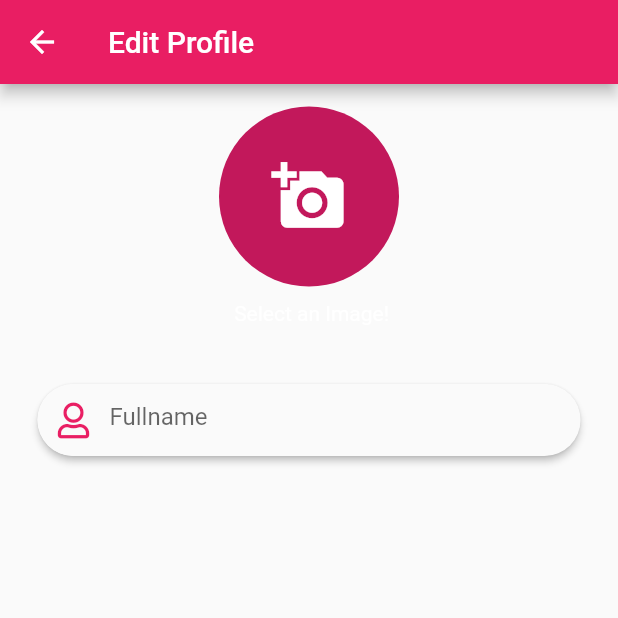
After one commit to qlicue-digital-agency-ltd/aunty-rafiki, a Flutter app: the EditProfilePage screen opened by its route, on a phone screen of 412 x 824 dp, the top half of it. The commit adds this screen. Run offline on Flutter 3.47's test engine with Material 2 defaults, Android fonts, the light colour scheme and no system bars; our stand-ins replace audioplayers, cloud_firestore, date_time_picker, firebase_auth, firebase_core, font_awesome_flutter and 6 more; accounts and stored records are empty.

Commit message:
edit pofile

```diff
--- a/lib/App.dart
+++ b/lib/App.dart
@@ -4,6 +4,7 @@ import 'package:aunty_rafiki/views/pages/appointment_page.dart';
 import 'package:aunty_rafiki/views/pages/chat_room_page.dart';
 import 'package:aunty_rafiki/views/pages/confirm_code_page.dart';
 import 'package:aunty_rafiki/views/pages/daily_appointments.dart';
+import 'package:aunty_rafiki/views/pages/edit_profile_page.dart';
 import 'package:aunty_rafiki/views/pages/group/create_group_page.dart';
 import 'package:aunty_rafiki/views/pages/group/select_contact_page.dart';
 import 'package:aunty_rafiki/views/pages/home_page.dart';
@@ -44,7 +45,8 @@ class App extends StatelessWidget {
                   confirmationPage: (_) => ConfirmResetCodePage(),
                   selectContactsPage: (_) => SelectContactPage(),
                   createGroupPage: (_) => CreateGroupPage(),
-                   profilePage: (_) => ProfilePage(),
+                  profilePage: (_) => ProfilePage(),
+                  editProfilePage: (_) => EditProfilePage(),
                 },
               );
               break;
--- a/lib/constants/routes/routes.dart
+++ b/lib/constants/routes/routes.dart
@@ -7,3 +7,4 @@ const confirmationPage = "/confirmationPage";
 const selectContactsPage = "/selectContactsPage";
 const createGroupPage = "/createGroupPage";
 const profilePage = "/profilePage";
+const editProfilePage = "/editProfilePage";
--- a/lib/providers/auth_provider.dart
+++ b/lib/providers/auth_provider.dart
@@ -1,7 +1,10 @@
+import 'dart:io';
+
 import 'package:cloud_firestore/cloud_firestore.dart';
 import 'package:firebase_auth/firebase_auth.dart';
 import 'package:firebase_core/firebase_core.dart';
 import 'package:flutter/material.dart';
+import 'package:image_picker/image_picker.dart';
 import 'package:intl_phone_field/phone_number.dart';
 
 class AuthProvider with ChangeNotifier {
@@ -12,12 +15,13 @@ class AuthProvider with ChangeNotifier {
   bool _isCodeSent = false;
   String _verificationId;
   PhoneNumber _phoneNumber;
+
+  File _pickedImage, file;
   AuthProvider() {
     initializeFlutterFire();
   }
 
   void initializeFlutterFire() async {
-
     try {
       // Wait for Firebase to initialize and set `_initialized` state to true
       await Firebase.initializeApp();
@@ -54,6 +58,7 @@ class AuthProvider with ChangeNotifier {
   PhoneNumber get phoneNumber => _phoneNumber;
   bool get isLoggedIn => _isLoggedIn;
   bool get isCodeSent => _isCodeSent;
+  File get pickedImage => _pickedImage;
 
   ///sigin user....
   Future<UserCredential> signIn({@required smsCode}) async {
@@ -128,7 +133,6 @@ class AuthProvider with ChangeNotifier {
   }
 
   saveUserToFirestore({@required UserCredential userCredential}) {
-
     CollectionReference users = FirebaseFirestore.instance.collection('users');
 
     users.doc(userCredential.user.uid).set({
@@ -140,4 +144,18 @@ class AuthProvider with ChangeNotifier {
       'groups': []
     });
   }
+
+  //file pickers
+  void chooseAmImage() async {
+    file = await ImagePicker.pickImage(source: ImageSource.gallery);
+
+    _pickedImage = file;
+// file = await ImagePicker.pickImage(source: ImageSource.gallery);
+    notifyListeners();
+  }
+
+  void resetImage() {
+    _pickedImage = null;
+    notifyListeners();
+  }
 }
--- a/lib/views/components/cards/more_menu_card.dart
+++ b/lib/views/components/cards/more_menu_card.dart
@@ -19,13 +19,15 @@ class MoreMenuCard extends StatelessWidget {
       : super(key: key);
   @override
   Widget build(BuildContext context) {
-    return Container(
+    return InkWell(
+      onTap: onTap,
+      child: Material(
+        elevation: 2,
+        child: Container(
           height: MediaQuery.of(context).size.height / 4,
           child: Stack(
             children: <Widget>[
-          InkWell(
-            onTap: onTap,
-            child: Container(
+              Container(
                   padding: const EdgeInsets.all(8.0),
                   height: MediaQuery.of(context).size.height / 4,
                   decoration: BoxDecoration(
@@ -38,7 +40,6 @@ class MoreMenuCard extends StatelessWidget {
                       height: MediaQuery.of(context).size.height / 16,
                     ),
                   )),
-          ),
               data != null
                   ? Padding(
                       padding: const EdgeInsets.all(8.0),
@@ -72,6 +73,8 @@ class MoreMenuCard extends StatelessWidget {
               )
             ],
           ),
+        ),
+      ),
     );
   }
 }
--- /dev/null
+++ b/lib/views/components/text-field/label_text_field.dart
@@ -0,0 +1,83 @@
+import 'package:flutter/material.dart';
+
+typedef LabelTextfieldOnChange = Function(String);
+
+class LabelTextfield extends StatelessWidget {
+  final String hitText;
+  final String labelText;
+  final int maxLines;
+  final String message;
+  final String prefix;
+  final String surfix;
+  final IconData prefixIcon;
+  final TextInputType keyboardType;
+  final LabelTextfieldOnChange onChange;
+  final GlobalKey<FormFieldState> formFieldKey;
+  final double extraPadding;
+
+  final FocusNode focusNode;
+
+  final TextEditingController textEditingController;
+
+  LabelTextfield(
+      {Key key,
+      @required this.hitText,
+      @required this.labelText,
+      @required this.focusNode,
+      @required this.textEditingController,
+      @required this.maxLines,
+      @required this.message,
+      @required this.keyboardType,
+      this.prefix,
+      this.prefixIcon,
+      this.surfix,
+      this.onChange,
+      this.formFieldKey,
+      this.extraPadding = 0.0})
+      : super(key: key);
+
+  @override
+  Widget build(BuildContext context) {
+    return Material(
+      elevation: 2.0,
+      borderRadius: BorderRadius.all(Radius.circular(30)),
+      child: Padding(
+        padding: EdgeInsets.all(extraPadding),
+        child: TextFormField(
+          onChanged: onChange,
+          keyboardType: keyboardType,
+          focusNode: focusNode,
+          key: formFieldKey,
+          controller: textEditingController,
+          maxLines: maxLines,
+          decoration: InputDecoration(
+            prefix: prefix != null ? Text(prefix) : null,
+            suffix: surfix != null ? Text(surfix) : null,
+            prefixIcon: prefixIcon != null
+                ? Material(
+                    elevation: 0,
+                    borderRadius: BorderRadius.all(Radius.circular(30)),
+                    child: Icon(
+                      prefixIcon,
+                      color: Theme.of(context).primaryColor,
+                    ),
+                  )
+                : null,
+            hintText: hitText,
+            labelText: labelText,
+            border: InputBorder.none,
+          ),
+          validator: (value) {
+            if (message != null) {
+              if (value.isEmpty) {
+                return "\t\t\t\t\t\t\t\t\t\t\t\t\t\t" + message;
+              } else
+                return null;
+            } else
+              return null;
+          },
+        ),
+      ),
+    );
+  }
+}
--- /dev/null
+++ b/lib/views/pages/edit_profile_page.dart
@@ -0,0 +1,89 @@
+import 'package:aunty_rafiki/providers/auth_provider.dart';
+import 'package:aunty_rafiki/views/components/text-field/label_text_field.dart';
+import 'package:flutter/material.dart';
+import 'package:font_awesome_flutter/font_awesome_flutter.dart';
+import 'package:provider/provider.dart';
+
+class EditProfilePage extends StatefulWidget {
+  @override
+  _EditProfilePageState createState() => _EditProfilePageState();
+}
+
+class _EditProfilePageState extends State<EditProfilePage> {
+  final FocusNode _fullnameFocusNode = FocusNode();
+
+  TextEditingController _fullnameController = TextEditingController();
+
+  @override
+  Widget build(BuildContext context) {
+    final _authProvider = Provider.of<AuthProvider>(context);
+    return Scaffold(
+      appBar: AppBar(title: Text('Edit Profile')),
+      body: SingleChildScrollView(
+          child: Column(
+        children: [
+          Center(
+              child: InkWell(
+            onTap: () {
+              _authProvider.chooseAmImage();
+            },
+            child: Container(
+              height: 180,
+              width: MediaQuery.of(context).size.width / 2,
+              child: Center(
+                child: Column(
+                  children: <Widget>[
+                    SizedBox(
+                      height: 15,
+                    ),
+                    _authProvider.pickedImage == null
+                        ? CircleAvatar(
+                            radius: 60,
+                            child: Center(
+                              child: Icon(
+                                Icons.add_a_photo,
+                                size: 50,
+                                color: Colors.white,
+                              ),
+                            ),
+                          )
+                        : Container(
+                            height: 120,
+                            width: 120,
+                            decoration: BoxDecoration(
+                                shape: BoxShape.circle,
+                                image: DecorationImage(
+                                    image: FileImage(_authProvider.pickedImage),
+                                    fit: BoxFit.cover)),
+                          ),
+                    SizedBox(
+                      height: 10,
+                    ),
+                    Text(
+                      ' Select an Image!',
+                      style: TextStyle(color: Colors.white),
+                    )
+                  ],
+                ),
+              ),
+            ),
+          )),
+          Padding(
+            padding: EdgeInsets.only(
+                top: 20.0, bottom: 0.0, left: 25.0, right: 25.0),
+            child: LabelTextfield(
+              prefixIcon: FontAwesomeIcons.user,
+              message: 'Please enter your fullname',
+              maxLines: 1,
+              hitText: 'Fullname',
+              labelText: null,
+              focusNode: _fullnameFocusNode,
+              textEditingController: _fullnameController,
+              keyboardType: TextInputType.text,
+            ),
+          ),
+        ],
+      )),
+    );
+  }
+}
--- a/lib/views/pages/profile_page.dart
+++ b/lib/views/pages/profile_page.dart
@@ -1,3 +1,4 @@
+import 'package:aunty_rafiki/constants/routes/routes.dart';
 import 'package:aunty_rafiki/models/profile.dart';
 import 'package:aunty_rafiki/views/components/tiles/profile_tile.dart';
 import 'package:flutter/material.dart';
@@ -12,7 +13,12 @@ class ProfilePage extends StatelessWidget {
           delegate: SliverChildListDelegate([
             Padding(
               padding: const EdgeInsets.all(15.0),
-              child: Row(mainAxisAlignment: MainAxisAlignment.start, children: [
+              child: InkWell(
+                onTap: () {
+                 Navigator.pushNamed(context, editProfilePage);
+                },
+                child:
+                    Row(mainAxisAlignment: MainAxisAlignment.start, children: [
                   CircleAvatar(
                     radius: 50,
                     backgroundImage: AssetImage('assets/icons/female.png'),
@@ -25,6 +31,7 @@ class ProfilePage extends StatelessWidget {
                     style: TextStyle(fontWeight: FontWeight.bold, fontSize: 18),
                   )
                 ]),
+              ),
             ),
             Padding(
               padding: const EdgeInsets.symmetric(horizontal: 15.0),
--- a/lib/views/screens/more_screen.dart
+++ b/lib/views/screens/more_screen.dart
@@ -1,3 +1,4 @@
+import 'package:aunty_rafiki/constants/routes/routes.dart';
 import 'package:aunty_rafiki/views/components/cards/more_menu_card.dart';
 import 'package:flutter/material.dart';
 
@@ -92,7 +93,9 @@ class MoreScreen extends StatelessWidget {
                   child: MoreMenuCard(
                     image: 'assets/access/appointment.png',
                     title: 'Appointments',
-                    onTap: () {},
+                    onTap: () {
+                      Navigator.pushNamed(context, appointmentPage);
+                    },
                   ),
                 ),
                 const SizedBox(width: 16.0),
--- a/pubspec.yaml
+++ b/pubspec.yaml
@@ -32,6 +32,7 @@ dependencies:
   image_picker: ^0.6.7+11
   pin_code_fields: ^5.0.1
   flutter_launcher_icons: ^0.8.1
+  font_awesome_flutter: ^8.8.1
 
 dev_dependencies:
   flutter_test:
```
Also changed, not shown: pubspec.lock. Lines whose indentation alone changed are shown as unchanged.
